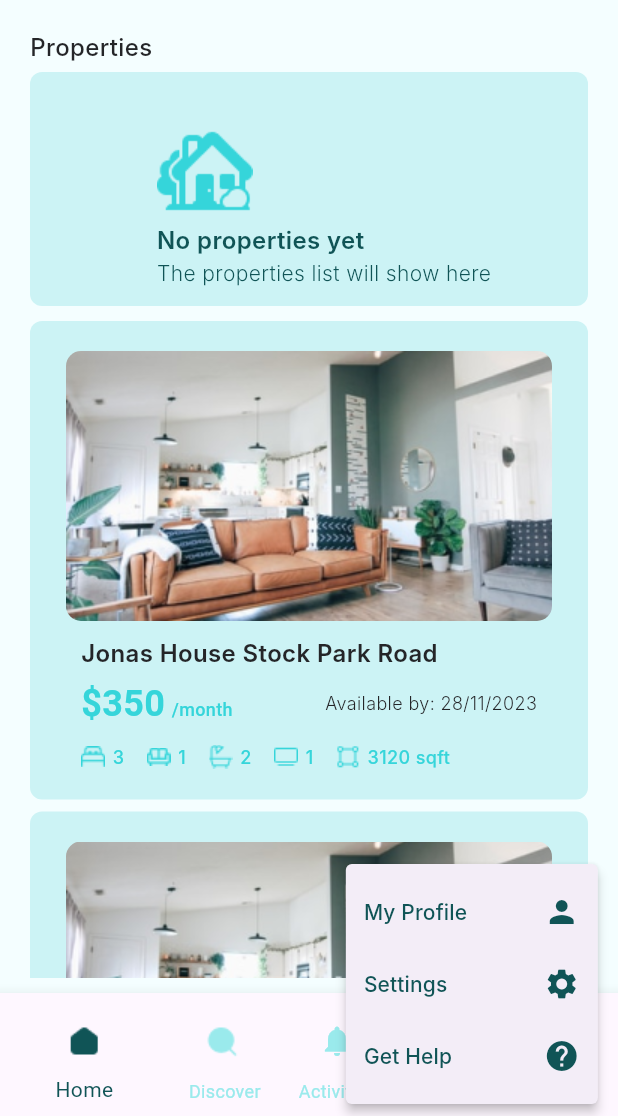
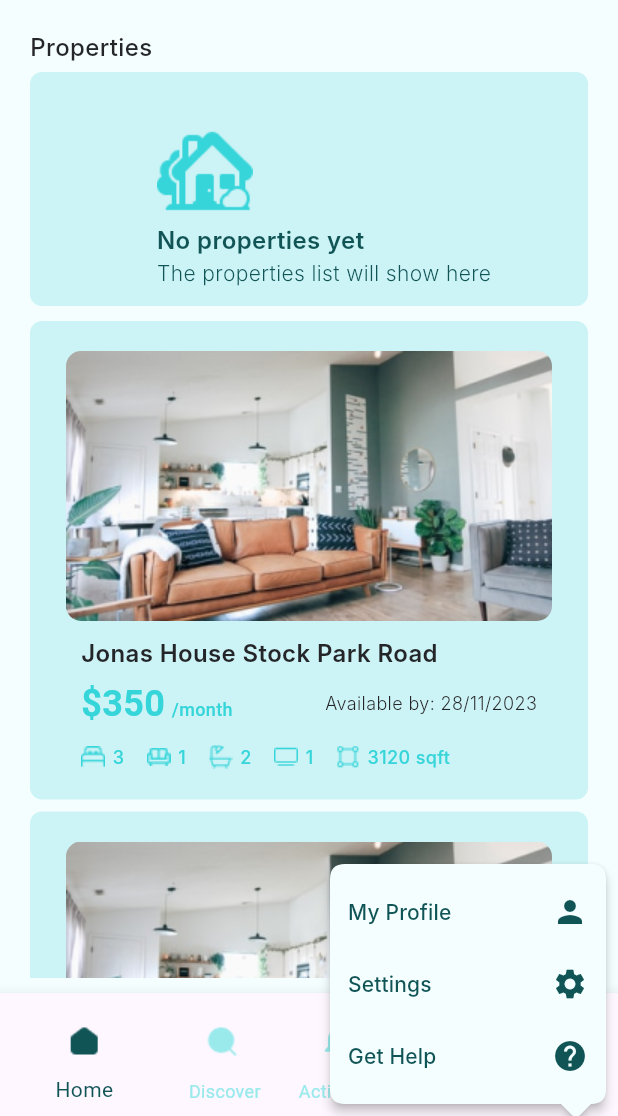
Before and after one commit to Olivi-tech/rentfix, a Flutter app: the Home screen opened by its route, item 5 of the bottom bar chosen, on a phone screen of 412 x 824 dp, the part 120-1236 px from its top. Run offline on Flutter 3.47's test engine with Material 3 defaults, Android fonts, the phone set to English and light mode, and no system bars; our stand-ins replace device_preview, flutter_svg, pinput, syncfusion_flutter_datepicker; Roboto replaces fonts that are missing (Inter).

```diff
--- a/lib/screens/home.dart
+++ b/lib/screens/home.dart
@@ -80,6 +80,14 @@ class _HomeState extends State<Home> {
             BottomNavigationBarItem(
               icon: PopupMenuButton(
                 icon: const Icon(Icons.menu),
+                offset: const Offset(50, 0),
+                color: AppColors.paleSkyBlue,
+                shape: TooltipShape(),
+                constraints: const BoxConstraints(
+                  minWidth: 4.0 * 46.0,
+                  maxWidth: 7.0 * 66.0,
+                ),
+                position: PopupMenuPosition.over,
                 itemBuilder: (_) => <PopupMenuItem<String>>[
                   PopupMenuItem<String>(
                       value: 'My Profile',
@@ -160,3 +168,56 @@ class _HomeState extends State<Home> {
     _bottomNavigationProvider.selectedIndex = index;
   }
 }
+
+class TooltipShape extends ShapeBorder {
+  TooltipShape();
+
+  final BorderSide _side = BorderSide.none;
+  final BorderRadiusGeometry _borderRadius = BorderRadius.circular(26);
+
+  @override
+  EdgeInsetsGeometry get dimensions => EdgeInsets.all(_side.width);
+
+  @override
+  Path getInnerPath(
+    Rect rect, {
+    TextDirection? textDirection,
+  }) {
+    final Path path = Path();
+
+    path.addRRect(
+      _borderRadius.resolve(textDirection).toRRect(rect).deflate(_side.width),
+    );
+
+    return path;
+  }
+
+  @override
+  Path getOuterPath(Rect rect, {TextDirection? textDirection}) {
+    final Path path = Path();
+    final RRect rrect = _borderRadius.resolve(textDirection).toRRect(rect);
+
+    path.moveTo(0, rrect.height - 10);
+    path.quadraticBezierTo(0, rrect.height, 10, rrect.height);
+    path.lineTo(rrect.width - 30, rrect.height);
+    path.lineTo(rrect.width - 20, rrect.height + 10);
+    path.lineTo(rrect.width - 10, rrect.height);
+    path.quadraticBezierTo(
+        rrect.width, rrect.height, rrect.width, rrect.height - 10);
+    path.lineTo(rrect.width, 10);
+    path.quadraticBezierTo(rrect.width, 0, rrect.width - 10, 0);
+    path.lineTo(10, 0);
+    path.quadraticBezierTo(0, 0, 0, 10);
+
+    return path;
+  }
+
+  @override
+  void paint(Canvas canvas, Rect rect, {TextDirection? textDirection}) {}
+
+  @override
+  ShapeBorder scale(double t) => RoundedRectangleBorder(
+        side: _side.scale(t),
+        borderRadius: _borderRadius * t,
+      );
+}
--- a/lib/screens/profile_screen.dart
+++ b/lib/screens/profile_screen.dart
@@ -312,8 +312,8 @@ class ProfileScreen extends StatelessWidget {
             ),
           ),
           Positioned(
-            top: 130,
-            left: 255,
+            top: 113,
+            left: 215,
             child: CustomContainer(
               width: mq.width * 0.11,
               height: mq.height * 0.05,
--- a/lib/screens/settings_screen.dart
+++ b/lib/screens/settings_screen.dart
@@ -56,6 +56,7 @@ class SettingsScreen extends StatelessWidget {
                   child: Icon(
                     Icons.keyboard_arrow_right_outlined,
                     color: AppColors.darkTeal,
+                    size: FontSize.medium,
                   ),
                 ),
                 title: const CustomText(
@@ -78,6 +79,7 @@ class SettingsScreen extends StatelessWidget {
                   child: Icon(
                     Icons.keyboard_arrow_right_outlined,
                     color: AppColors.darkTeal,
+                    size: FontSize.medium,
                   ),
                 ),
                 title: const CustomText(
@@ -100,6 +102,7 @@ class SettingsScreen extends StatelessWidget {
                   child: Icon(
                     Icons.keyboard_arrow_right_outlined,
                     color: AppColors.darkTeal,
+                    size: FontSize.medium,
                   ),
                 ),
                 title: const CustomText(
@@ -122,6 +125,7 @@ class SettingsScreen extends StatelessWidget {
                   child: Icon(
                     Icons.keyboard_arrow_right_outlined,
                     color: AppColors.blue,
+                    size: FontSize.medium,
                   ),
                 ),
                 title: const CustomText(
@@ -144,6 +148,7 @@ class SettingsScreen extends StatelessWidget {
                   child: Icon(
                     Icons.keyboard_arrow_right_outlined,
                     color: AppColors.coralPink,
+                    size: FontSize.medium,
                   ),
                 ),
                 title: const CustomText(
--- a/lib/widgets/custom_textfield.dart
+++ b/lib/widgets/custom_textfield.dart
@@ -82,6 +82,7 @@ class CustomTextField extends StatelessWidget {
           prefixIcon: iconData != null ? Icon(iconData) : null,
           // contentPadding: const EdgeInsets.only(left: 10),
           contentPadding: const EdgeInsets.only(left: 10, top: 20, bottom: 10),
+
           enabledBorder: OutlineInputBorder(
             borderSide: BorderSide(
               width: 1,
```
